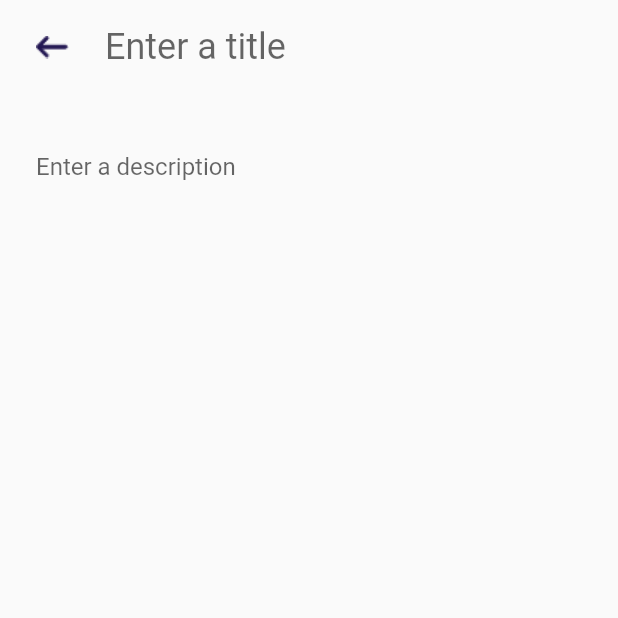
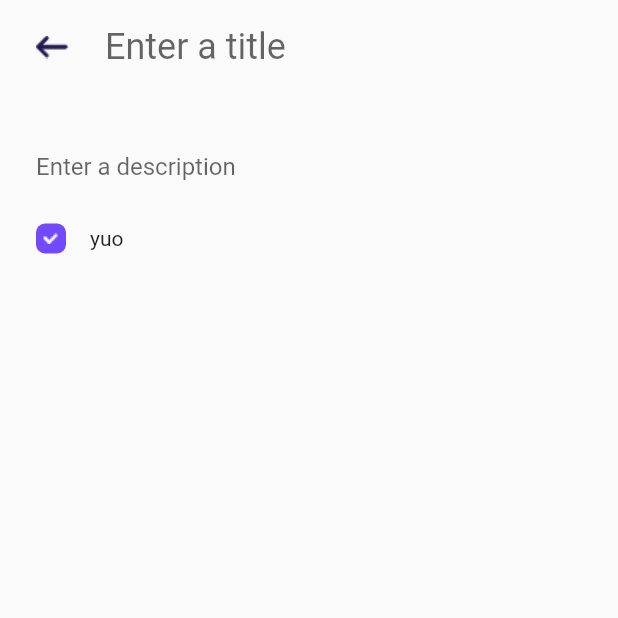
Before and after one commit to chet-w/flutter-todo-list, a Flutter app: the TaskPage screen opened directly, on a phone screen of 412 x 824 dp, the top half of it. Run offline on Flutter 3.47's test engine with Material 2 defaults, Android fonts, the phone set to English and light mode, and no system bars.

Commit message:
Add todo widget

```diff
--- a/lib/screens/taskpage.dart
+++ b/lib/screens/taskpage.dart
@@ -1,4 +1,5 @@
 import 'package:flutter/material.dart';
+import 'package:flutter_todo/widgets/todos.dart';
 
 class TaskPage extends StatefulWidget {
   @override
@@ -13,6 +14,7 @@ class _TaskPageState extends State<TaskPage> {
         child: Container(
           width: double.infinity,
           child: Column(
+            crossAxisAlignment: CrossAxisAlignment.start,
             children: [
               Row(
                 children: [
@@ -62,7 +64,8 @@ class _TaskPageState extends State<TaskPage> {
                     color: Color(0xFF211552),
                   ),
                 ),
-              )
+              ),
+              Todos(),
             ],
           ),
         ),
--- /dev/null
+++ b/lib/widgets/todos.dart
@@ -0,0 +1,34 @@
+import 'package:flutter/material.dart';
+
+class Todos extends StatelessWidget {
+  @override
+  Widget build(BuildContext context) {
+    return Container(
+      padding: EdgeInsets.symmetric(
+        horizontal: 24.0,
+        vertical: 8.0,
+      ),
+      child: Row(
+        children: [
+          Container(
+            height: 20.0,
+            width: 20.0,
+            margin: EdgeInsets.only(
+              right: 16.0,
+            ),
+            decoration: BoxDecoration(
+              borderRadius: BorderRadius.circular(6.0),
+              color: Color(0xFF7249FF),
+            ),
+            child: Image(
+              image: AssetImage(
+                "assets/images/check_icon.png",
+              ),
+            ),
+          ),
+          Text("yuo"),
+        ],
+      ),
+    );
+  }
+}
```
